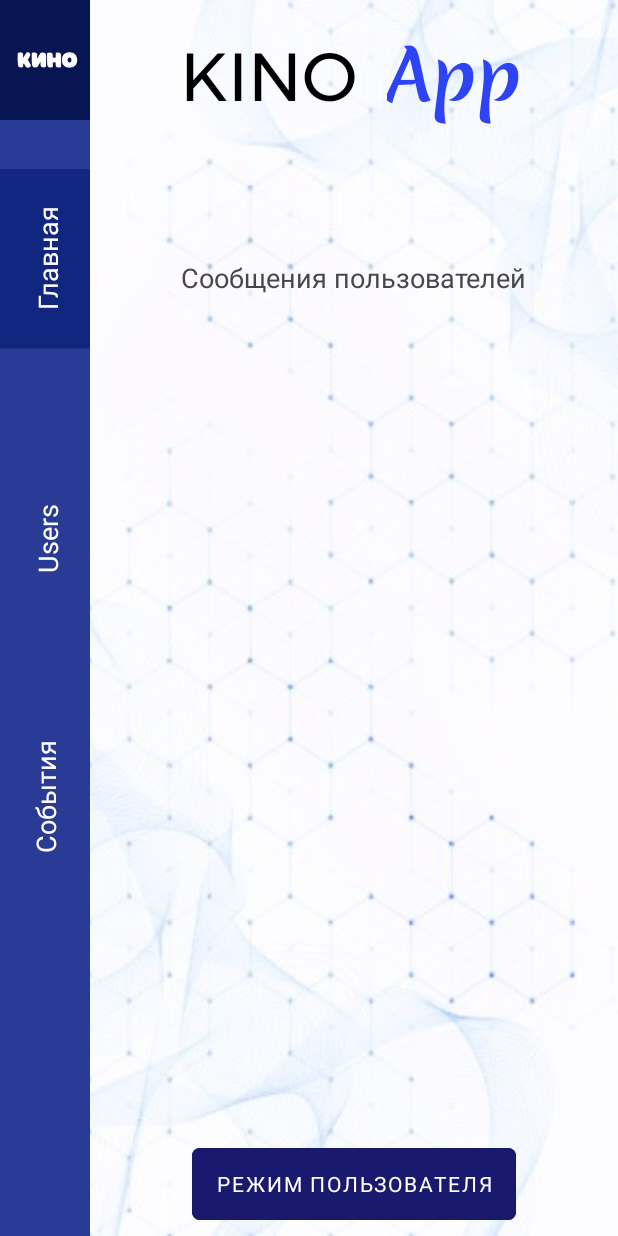
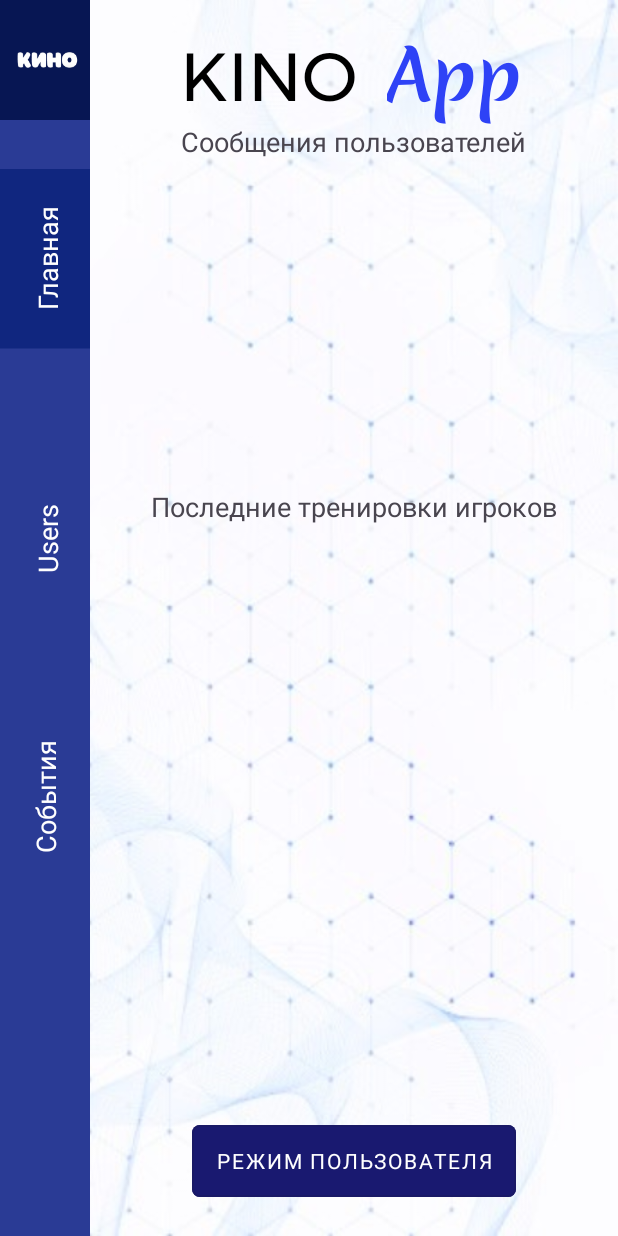
Before and after one commit to Pavel505/ProgrammKINO, an Android app: the HomeActivity_Admin screen opened directly, with no data from a screen before it, on a phone screen of 412 x 824 dp. Run offline under Robolectric (Android 15) with nearby library versions, the phone set to English and light mode, and no system bars; our stand-ins replace Firebase (no records; nobody signed in at launch, a user with empty details on screens opened directly).

Commit message:
Сохранение результатов тренировки + моделька Rating

```diff
--- a/app/src/main/java/com/example/progkino3/Constant.java
+++ b/app/src/main/java/com/example/progkino3/Constant.java
@@ -11,5 +11,5 @@ public class Constant {
     public final static String IMG_BASA = "chgk3";
     public final static String Color_BASA_Intel = "#D30C2173";
     public final static String Color_BASA_Nastolki = "#D33D00CD";
-    public static String no_const_role;
+
 }
--- a/app/src/main/java/com/example/progkino3/HomeActivity_Admin.java
+++ b/app/src/main/java/com/example/progkino3/HomeActivity_Admin.java
@@ -15,6 +15,7 @@ import android.widget.ListView;
 import androidx.annotation.NonNull;
 import androidx.appcompat.app.AppCompatActivity;
 
+import com.example.progkino3.Models.Rating;
 import com.example.progkino3.Models.Review;
 import com.google.firebase.database.DataSnapshot;
 import com.google.firebase.database.DatabaseError;
@@ -27,12 +28,13 @@ import java.util.List;
 
 
 public class HomeActivity_Admin extends AppCompatActivity {
-    DatabaseReference eventumes;
+    DatabaseReference eventumes,ratings;
     FirebaseDatabase db;
-    private ListView list_user_otzv;
-    private ArrayAdapter<String> adapterAr43;
-    private List<String> listData;
+    private ListView list_user_otzv,list_user_tren;
+    private ArrayAdapter<String> adapterAr43, adapterAr4123;
+    private List<String> listData,listData12;
     private List<Review> listTemp;
+    private List<Rating> listTempRa;
     DatabaseReference quest_geo,reviews;
     String dop ;
 
@@ -43,6 +45,7 @@ public class HomeActivity_Admin extends AppCompatActivity {
         init();
         getDataFromDB();
         setOnClickItem();
+        getDataFromDB_trenUsers();
 
     }
     public void navigatorUser(View view){
@@ -59,13 +62,20 @@ public class HomeActivity_Admin extends AppCompatActivity {
         db = FirebaseDatabase.getInstance();
         eventumes = db.getReference("Eventum");
         list_user_otzv = findViewById(R.id.list_user_otzv);
+        list_user_tren = findViewById(R.id.list_user_tren);
         listData = new ArrayList<>();
+        listData12 = new ArrayList<>();
+        listTempRa = new ArrayList<>();
         listTemp = new ArrayList<>();
         adapterAr43 = new ArrayAdapter<>(this, android.R.layout.simple_list_item_1,listData);
+        adapterAr4123 = new ArrayAdapter<>(this, android.R.layout.simple_list_item_1,listData12);
         list_user_otzv.setAdapter(adapterAr43);
+        list_user_tren.setAdapter(adapterAr4123);
+
 
         quest_geo = db.getReference("TreningGeo1");
         reviews = db.getReference("Review");
+        ratings = db.getReference("Rating");
     }
     private void getDataFromDB(){
         ValueEventListener vlistener_geo1 = new ValueEventListener() {
@@ -91,6 +101,26 @@ public class HomeActivity_Admin extends AppCompatActivity {
         };
         reviews.addValueEventListener(vlistener_geo1);
     }
+    private void getDataFromDB_trenUsers(){
+        ValueEventListener vlistener_geo_trenUser1 = new ValueEventListener() {
+            @Override
+            public void onDataChange(@NonNull DataSnapshot dataSnapshot) {
+                if(listData12.size() > 0 )listData12.clear();
+                if(listTempRa.size() > 0 )listTempRa.clear();
+                for(DataSnapshot ds: dataSnapshot.getChildren()){
+                    Rating rating = ds.getValue(Rating.class);
+                    String txt = "Игрок: "+ rating.getUserName() + "\n" + " Ответы: + "+ rating.getAnswerYes() + " | - " + rating.getAnswerNo() +
+                            "\n" + "Тема:" + rating.getAnswerTema_test();
+                    listData12.add(txt);
+                    listTempRa.add(rating);
+                }
+                adapterAr4123.notifyDataSetChanged();
+            }
+            @Override
+            public void onCancelled(@NonNull DatabaseError error) {}
+        };
+        ratings.addValueEventListener(vlistener_geo_trenUser1);
+    }
 
     private void setOnClickItem(){
         list_user_otzv.setOnItemClickListener(new AdapterView.OnItemClickListener() {
--- a/app/src/main/res/layout/admin_activity_home.xml
+++ b/app/src/main/res/layout/admin_activity_home.xml
@@ -121,11 +121,24 @@
         app:layout_constraintTop_toBottomOf="@+id/main_scen_1" />
 
 
+    <TextView
+        android:id="@+id/textView31"
+        android:layout_width="wrap_content"
+        android:layout_height="wrap_content"
+        android:layout_marginTop="10dp"
+        android:text="@string/qweqwe3"
+        android:textSize="18sp"
+        app:layout_constraintEnd_toEndOf="parent"
+        app:layout_constraintHorizontal_bias="0.504"
+        app:layout_constraintStart_toEndOf="@+id/constraintLayout"
+        app:layout_constraintTop_toBottomOf="@+id/list_user_otzv" />
+
     <com.google.android.material.button.MaterialButton
         android:id="@+id/btn_in_user"
         style="@style/Widget.MaterialComponents.Button.OutlinedButton"
         android:layout_width="wrap_content"
         android:layout_height="60dp"
+        android:layout_marginBottom="20dp"
         android:layout_weight="1"
         android:backgroundTint="@color/glavna_str_effect"
         android:fontFamily="sans-serif"
@@ -136,19 +149,29 @@
         app:layout_constraintBottom_toBottomOf="parent"
         app:layout_constraintEnd_toEndOf="parent"
         app:layout_constraintStart_toEndOf="@+id/constraintLayout"
-        app:layout_constraintTop_toBottomOf="@+id/list_user_otzv"
         tools:ignore="MissingConstraints" />
 
     <ListView
         android:id="@+id/list_user_otzv"
         android:layout_width="319dp"
-        android:layout_height="457dp"
+        android:layout_height="200dp"
+        android:layout_marginStart="15dp"
+        android:layout_marginTop="30dp"
+        android:layout_marginEnd="15dp"
+        app:layout_constraintEnd_toEndOf="parent"
+        app:layout_constraintStart_toEndOf="@+id/constraintLayout"
+        app:layout_constraintTop_toBottomOf="@+id/main_scen_1" />
+
+    <ListView
+        android:id="@+id/list_user_tren"
+        android:layout_width="319dp"
+        android:layout_height="194dp"
         android:layout_marginStart="15dp"
         android:layout_marginEnd="15dp"
-        android:layout_marginBottom="70dp"
-        app:layout_constraintBottom_toBottomOf="parent"
+        app:layout_constraintBottom_toTopOf="@+id/btn_in_user"
         app:layout_constraintEnd_toEndOf="parent"
-        app:layout_constraintStart_toEndOf="@+id/constraintLayout" />
+        app:layout_constraintStart_toEndOf="@+id/constraintLayout"
+        app:layout_constraintTop_toBottomOf="@+id/textView31" />
 
 
 </androidx.constraintlayout.widget.ConstraintLayout>
--- a/app/src/main/res/values/strings.xml
+++ b/app/src/main/res/values/strings.xml
@@ -53,6 +53,8 @@
     <string name="next_question">Следующий вопрос</string>
     <string name="answer_ok">Отправить ответ</string>
     <string name="tema">Тема</string>
+    <string name="qweqwe">Назовите столицу следующей страны:</string>
+    <string name="qweqwe3">Последние тренировки игроков</string>
     <string name="nominal">Номинал</string>
     <string name="chat">Чат</string>
     <string name="btnChatSend">Отправить</string>
```
Also changed, not shown: app/src/main/java/com/example/progkino3/ContactActivity.java (+1 -6 lines), app/src/main/java/com/example/progkino3/InformationUser.java (added, +9 -0 lines), app/src/main/java/com/example/progkino3/MainActivity.java (+5 -2 lines), app/src/main/java/com/example/progkino3/Models/Rating.java (added, +26 -0 lines), app/src/main/java/com/example/progkino3/TreningActivity.java (+37 -2 lines), app/src/main/res/layout/activity_trening.xml (+31 -6 lines).
